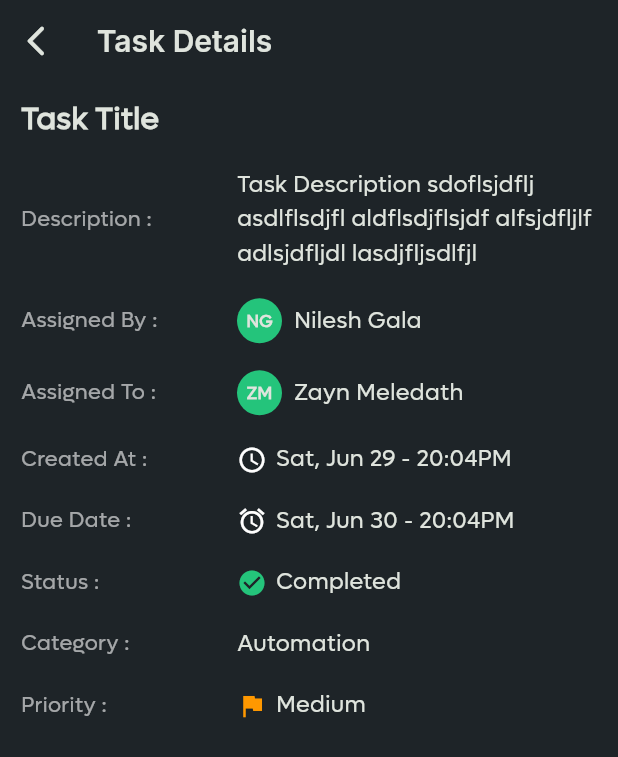
After one commit to ZaynMeledath/turningpoint_tms, a Flutter app: the TaskDetailsScreen screen opened directly, on a phone screen of 412 x 824 dp. The commit adds this screen. Shown: the top 757 px of the screen. Run offline on Flutter 3.47's test engine with Material 3 defaults, Android fonts, the light colour scheme and no system bars; our stand-ins replace animated_bottom_navigation_bar, fl_chart, flutter_animate, flutter_screenutil, get, google_fonts and 3 more; accounts and stored records are empty.

Commit message:
Tasks Details Screen

```diff
--- a/lib/constants/app_constants.dart
+++ b/lib/constants/app_constants.dart
@@ -2,5 +2,6 @@ import 'package:flutter/material.dart';
 
 class AppColor {
   static const themeGreen = Color.fromRGBO(36, 196, 123, 1);
-  static const scaffoldBackgroundColor = Color.fromRGBO(29, 36, 41, 1);
+  // static const scaffoldBackgroundColor = Color.fromRGBO(29, 36, 41, 1);
+  static const scaffoldBackgroundColor = Color.fromRGBO(30, 36, 40, 1);
 }
--- a/lib/utils/widgets/my_app_bar.dart
+++ b/lib/utils/widgets/my_app_bar.dart
@@ -1,5 +1,4 @@
 import 'package:flutter/material.dart';
-import 'package:flutter_animate/flutter_animate.dart';
 import 'package:flutter_screenutil/flutter_screenutil.dart';
 import 'package:get/get.dart';
 import 'package:google_fonts/google_fonts.dart';
@@ -52,11 +51,12 @@ AppBar myAppBar({
                 fontSize: 20.sp,
                 fontWeight: FontWeight.w600,
               ),
-          ).animate().slideX(
-                begin: -.5,
-                duration: const Duration(milliseconds: 800),
-                curve: Curves.elasticOut,
-              ),
+            )
+            // .animate().slideX(
+            //       begin: -.5,
+            //       duration: const Duration(milliseconds: 800),
+            //       curve: Curves.elasticOut,
+            //     ),
             ),
       ],
     ),
--- a/lib/view/task_management/tasks/segments/task_card.dart
+++ b/lib/view/task_management/tasks/segments/task_card.dart
@@ -1,13 +1,22 @@
 import 'package:flutter/material.dart';
 import 'package:flutter_screenutil/flutter_screenutil.dart';
+import 'package:get/get.dart';
 import 'package:lottie/lottie.dart';
 import 'package:turning_point_tasks_app/constants/app_constants.dart';
 import 'package:turning_point_tasks_app/view/task_management/tasks/segments/card_action_button.dart';
+import 'package:turning_point_tasks_app/view/task_management/tasks/task_details_screen.dart';
 
 Widget taskCard({
   required AnimationController lottieController,
 }) {
-  return Container(
+  return InkWell(
+    onTap: () {
+      Get.to(
+        () => const TaskDetailsScreen(),
+      );
+    },
+    borderRadius: BorderRadius.circular(16),
+    child: Container(
       decoration: BoxDecoration(
         borderRadius: BorderRadius.circular(16),
         gradient: const LinearGradient(
@@ -192,6 +201,7 @@ Widget taskCard({
           ],
         ),
       ),
+    ),
   );
 }
 
--- /dev/null
+++ b/lib/view/task_management/tasks/segments/tasks_details_title_content.dart
@@ -0,0 +1,56 @@
+part of '../task_details_screen.dart';
+
+Widget taskDetailsTitleContent({
+  required String title,
+  required String content,
+  bool? addAvatar,
+  Color? contentColor,
+  Icon? iconWidget,
+}) {
+  return Row(
+    children: [
+      SizedBox(
+        width: 140.w,
+        child: Text(
+          '$title : ',
+          overflow: TextOverflow.ellipsis,
+          style: TextStyle(
+            fontSize: 14.sp,
+            color: Colors.white60,
+          ),
+        ),
+      ),
+      SizedBox(width: 4.w),
+      iconWidget != null
+          ? Row(
+              children: [
+                iconWidget,
+                SizedBox(width: 6.w),
+              ],
+            )
+          : const SizedBox(),
+      addAvatar == true
+          ? Row(
+              children: [
+                nameLetterAvatar(
+                  firstName: content.split(' ')[0],
+                  lastName: content.split(' ')[1],
+                  circleDiameter: 30.w,
+                ),
+                SizedBox(width: 8.w),
+              ],
+            )
+          : const SizedBox(),
+      Expanded(
+        child: Text(
+          content,
+          style: TextStyle(
+            fontSize: 15.sp,
+            color: contentColor,
+            height: 1.5,
+          ),
+        ),
+      ),
+    ],
+  );
+}
--- /dev/null
+++ b/lib/view/task_management/tasks/task_details_screen.dart
@@ -0,0 +1,100 @@
+import 'package:flutter/material.dart';
+import 'package:flutter_screenutil/flutter_screenutil.dart';
+import 'package:turning_point_tasks_app/constants/app_constants.dart';
+import 'package:turning_point_tasks_app/utils/widgets/my_app_bar.dart';
+import 'package:turning_point_tasks_app/utils/widgets/name_letter_avatar.dart';
+
+part 'segments/tasks_details_title_content.dart';
+
+class TaskDetailsScreen extends StatelessWidget {
+  const TaskDetailsScreen({super.key});
+
+  @override
+  Widget build(BuildContext context) {
+    return Scaffold(
+      appBar: myAppBar(
+        context: context,
+        title: 'Task Details',
+      ),
+      body: Padding(
+        padding: EdgeInsets.symmetric(
+          horizontal: 14.w,
+          vertical: 12.h,
+        ),
+        child: Column(
+          crossAxisAlignment: CrossAxisAlignment.start,
+          children: [
+            Text(
+              'Task Title',
+              style: TextStyle(
+                fontSize: 20.sp,
+                fontWeight: FontWeight.w600,
+              ),
+            ),
+            SizedBox(height: 20.h),
+            taskDetailsTitleContent(
+              title: 'Description',
+              content:
+                  'Task Description sdoflsjdflj asdlflsdjfl aldflsdjflsjdf alfsjdfljlf adlsjdfljdl lasdjfljsdlfjl',
+            ),
+            SizedBox(height: 20.h),
+            taskDetailsTitleContent(
+              title: 'Assigned By',
+              content: 'Nilesh Gala',
+              addAvatar: true,
+            ),
+            SizedBox(height: 20.h),
+            taskDetailsTitleContent(
+              title: 'Assigned To',
+              content: 'Zayn Meledath',
+              addAvatar: true,
+            ),
+            SizedBox(height: 20.h),
+            taskDetailsTitleContent(
+              title: 'Created At',
+              content: 'Sat, Jun 29 - 20:04PM',
+              iconWidget: Icon(
+                Icons.schedule,
+                size: 20.sp,
+              ),
+            ),
+            SizedBox(height: 20.h),
+            taskDetailsTitleContent(
+              title: 'Due Date',
+              content: 'Sat, Jun 30 - 20:04PM',
+              iconWidget: Icon(
+                Icons.alarm,
+                size: 20.sp,
+              ),
+            ),
+            SizedBox(height: 20.h),
+            taskDetailsTitleContent(
+              title: 'Status',
+              content: 'Completed',
+              iconWidget: Icon(
+                Icons.check_circle,
+                size: 20.sp,
+                color: AppColor.themeGreen,
+              ),
+            ),
+            SizedBox(height: 20.h),
+            taskDetailsTitleContent(
+              title: 'Category',
+              content: 'Automation',
+            ),
+            SizedBox(height: 20.h),
+            taskDetailsTitleContent(
+              title: 'Priority',
+              content: 'Medium',
+              iconWidget: Icon(
+                Icons.flag,
+                size: 20.sp,
+                color: Colors.orange,
+              ),
+            ),
+          ],
+        ),
+      ),
+    );
+  }
+}
```
Lines whose indentation alone changed are shown as unchanged.
